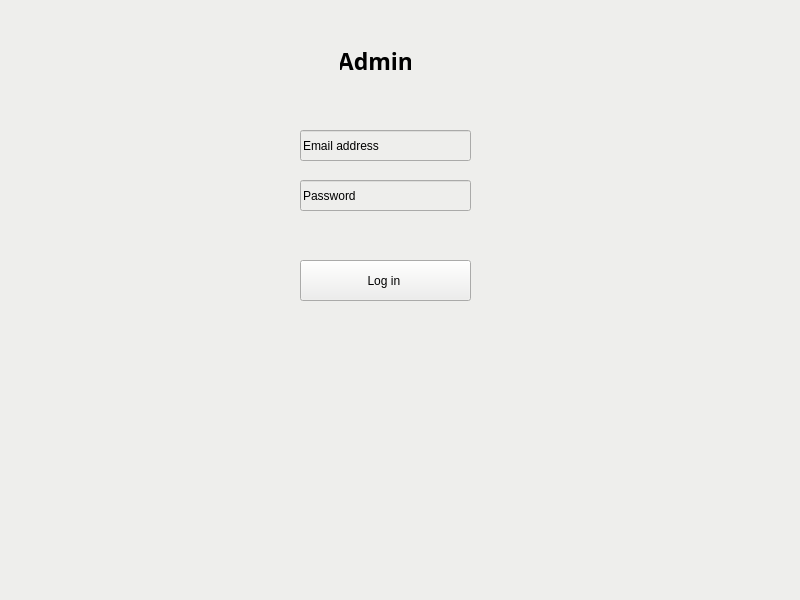
This is admin.ui in MoAmrYehia/TMS as Qt 5 draws it before an edit. The edited form follows.
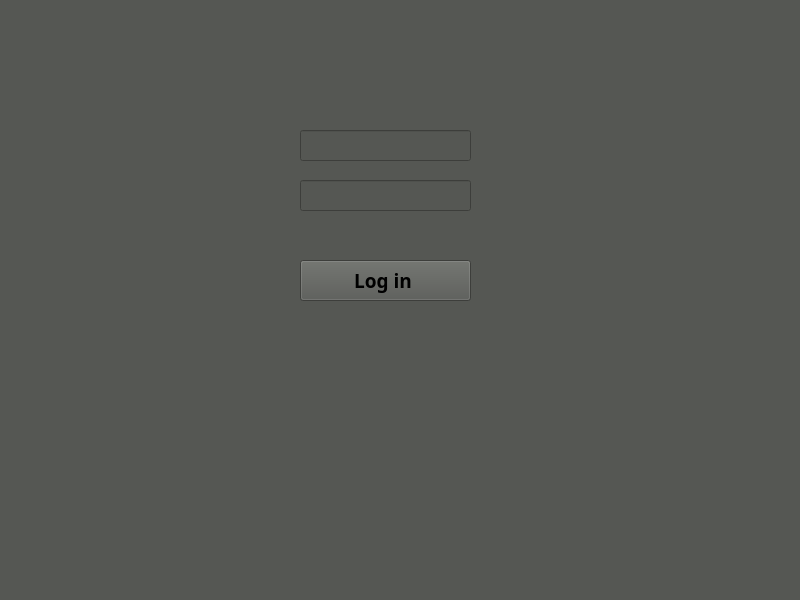
This is the edited form. Icons and pictures are not drawn.

Diff of the .ui file:
```diff
--- a/admin.ui
+++ b/admin.ui
@@ -14,16 +14,16 @@
    <string>MainWindow</string>
   </property>
   <property name="styleSheet">
-   <string notr="true">background-color: rgb(238, 238, 236)</string>
+   <string notr="true">background-color: rgb(85, 87, 83)</string>
   </property>
   <widget class="QWidget" name="centralwidget">
    <widget class="QLabel" name="label">
     <property name="geometry">
      <rect>
-      <x>340</x>
-      <y>40</y>
-      <width>71</width>
-      <height>41</height>
+      <x>310</x>
+      <y>10</y>
+      <width>131</width>
+      <height>91</height>
      </rect>
     </property>
     <property name="font">
@@ -38,7 +38,13 @@
      <enum>Qt::RightToLeft</enum>
     </property>
     <property name="text">
-     <string>Admin</string>
+     <string/>
+    </property>
+    <property name="pixmap">
+     <pixmap>../../Desktop/admin-icon-trendy-design-style-isolated-white-background-vector-simple-modern-flat-symbol-web-site-mobile-logo-app-135742404.jpg</pixmap>
+    </property>
+    <property name="scaledContents">
+     <bool>true</bool>
     </property>
     <property name="alignment">
      <set>Qt::AlignCenter</set>
@@ -54,7 +60,7 @@
      </rect>
     </property>
     <property name="text">
-     <string>Email address</string>
+     <string/>
     </property>
    </widget>
    <widget class="QLineEdit" name="password">
@@ -67,7 +73,7 @@
      </rect>
     </property>
     <property name="text">
-     <string>Password</string>
+     <string/>
     </property>
     <property name="alignment">
      <set>Qt::AlignLeading|Qt::AlignLeft|Qt::AlignVCenter</set>
@@ -82,6 +88,14 @@
       <height>41</height>
      </rect>
     </property>
+    <property name="font">
+     <font>
+      <family>Ubuntu Condensed</family>
+      <pointsize>14</pointsize>
+      <weight>75</weight>
+      <bold>true</bold>
+     </font>
+    </property>
     <property name="text">
      <string>Log in </string>
     </property>
```
Left out of the diff: 1 changed line with no effect on the pictures.
